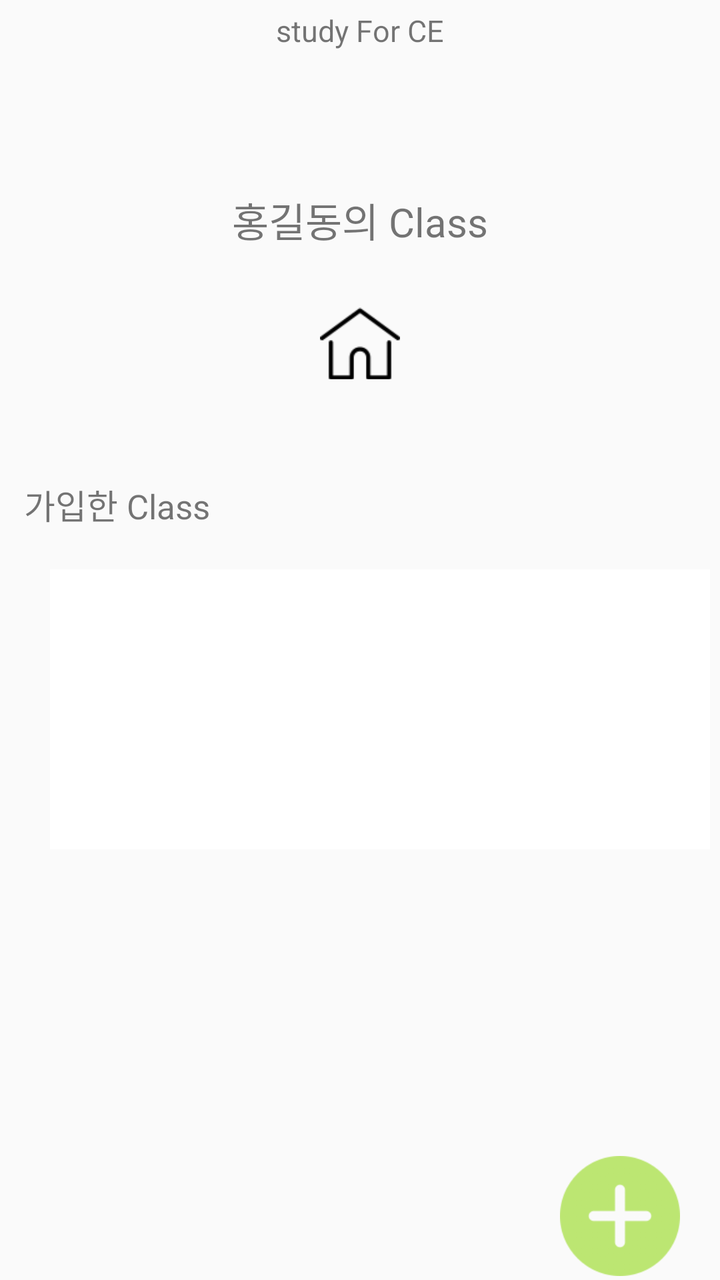
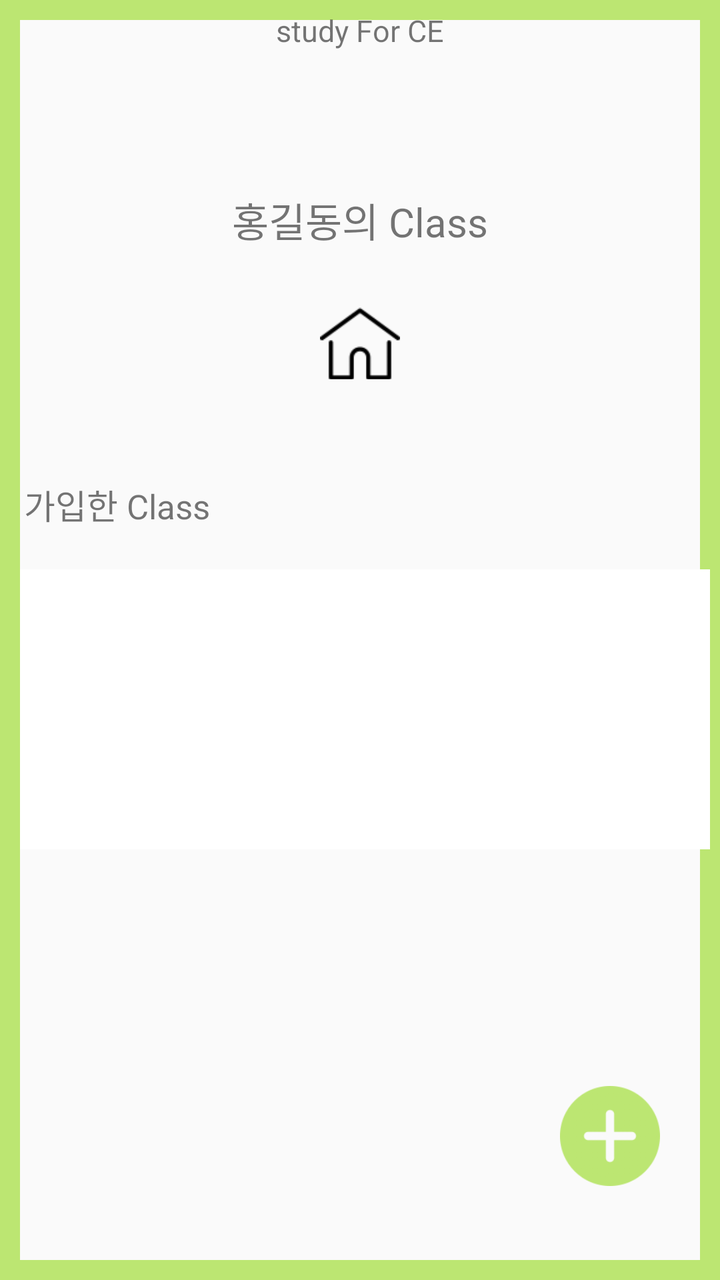

Before-and-after screenshots of an Android layout around one commit, followed by the original layout XML and the change that was made.
<!-- AndroidManifest.xml: application theme Theme.AppCompat.Light.DarkActionBar -->
<!-- res/layout/activity_my_class_list.xml -->
<?xml version="1.0" encoding="utf-8"?>
<LinearLayout xmlns:android="http://schemas.android.com/apk/res/android"
    xmlns:app="http://schemas.android.com/apk/res-auto"
    xmlns:tools="http://schemas.android.com/tools"
    android:layout_width="match_parent"
    android:layout_height="match_parent"
    android:layout_marginRight="5dp"
    android:layout_marginLeft="5dp"

    tools:context=".my_class_list"
    android:orientation="vertical"
    android:background="#00ff0000">

    <TextView
        android:layout_width="wrap_content"
        android:layout_height="wrap_content"
        android:layout_gravity="center"
        android:layout_marginTop="5dp"
        android:text="study For CE"
        android:textSize="15dp"/>

    <LinearLayout
        android:layout_width="wrap_content"
        android:layout_height="wrap_content"
        android:layout_gravity="center_horizontal"
        android:layout_marginTop="70dp">
        <TextView
            android:id="@+id/username2"
            android:layout_width="wrap_content"
            android:layout_height="wrap_content"
            android:text="홍길동"
            android:textSize="20dp"/>
        <TextView
            android:layout_width="wrap_content"
            android:layout_height="wrap_content"
            android:text="의 Class"
            android:textSize="20dp"/>

    </LinearLayout>
    <LinearLayout
        android:layout_width="wrap_content"
        android:layout_height="wrap_content"
        android:layout_gravity="center_horizontal">

        <ImageView
            android:id="@+id/exit1"
            android:layout_width="40dp"
            android:layout_height="50dp"
            android:layout_gravity="center"
            android:layout_marginTop="15dp"
            android:src="@drawable/homes"
            android:text="나가기" />
    </LinearLayout>

    <GridLayout
        android:layout_width="match_parent"
        android:layout_height="wrap_content"
        android:layout_gravity="center"
        android:paddingBottom="5dp"
        android:paddingTop="5dp"
        android:layout_marginLeft="2dp"
        android:layout_marginRight="2dp"
        android:layout_marginTop="45dp"
        android:columnCount="3"
        android:rowCount="1">
        <TextView
            android:layout_width="wrap_content"
            android:layout_height="wrap_content"
            android:text="가입한 Class"
            android:textSize="17dp"
            android:layout_marginLeft="10dp"
            android:layout_column="0"
            android:layout_row="0"/>

    </GridLayout>


        <ListView
            android:background="@drawable/border_layout"
            android:layout_width="wrap_content"
            android:layout_height="150dp"
            android:layout_marginTop="10dp"
            android:layout_marginLeft="20dp"
            android:id="@+id/list_class">
        </ListView>

    <LinearLayout
        android:layout_width="match_parent"
        android:layout_height="0dp"
        android:layout_weight="1"/>
  
    <LinearLayout
        android:layout_width="70dp"
        android:layout_height="wrap_content"
        android:layout_marginRight="10dp"
        android:layout_gravity="right">

        <ImageView
            android:id="@+id/classpl"
            android:layout_width="wrap_content"
            android:layout_height="wrap_content"
            android:layout_marginRight="10dp"
            android:layout_gravity="end"
            android:src="@drawable/plus">

        </ImageView>

    </LinearLayout>

</LinearLayout>
<!-- resources referenced by this layout -->
<resources>
  <!-- drawable border_layout (drawable) -->
  <?xml version="1.0" encoding="utf-8"?>
  <layer-list xmlns:android="http://schemas.android.com/apk/res/android">
  
      <item
          android:start="5dp"
          android:end="5dp"
          android:top="5dp"
          android:bottom="5dp">
          <shape android:shape="rectangle">
              <stroke android:width="2dp"
                  android:color="@color/white"/>
              <solid android:color="@color/white"/>
          </shape>
      </item>
  </layer-list>
  <!-- drawable homes: png bitmap (drawable-xhdpi, 1153 bytes) -->
  <!-- drawable plus: png bitmap (drawable-xhdpi, 6241 bytes) -->
  <color name="white">#FFFFFF</color>
</resources>

<!-- the commit's change to res/layout/activity_my_class_list.xml (unified diff, before → after) -->
@@ -4,12 +4,10 @@
     xmlns:tools="http://schemas.android.com/tools"
     android:layout_width="match_parent"
     android:layout_height="match_parent"
-    android:layout_marginRight="5dp"
-    android:layout_marginLeft="5dp"
 
     tools:context=".my_class_list"
     android:orientation="vertical"
-    android:background="#00ff0000">
+    android:background="@drawable/lay_edge">
 
     <TextView
         android:layout_width="wrap_content"
@@ -80,15 +78,15 @@
             android:layout_width="wrap_content"
             android:layout_height="150dp"
             android:layout_marginTop="10dp"
-            android:layout_marginLeft="20dp"
+            android:layout_marginLeft="5dp"
             android:id="@+id/list_class">
         </ListView>
 
     <LinearLayout
         android:layout_width="match_parent"
         android:layout_height="0dp"
-        android:layout_weight="1"/>
-  
+        android:layout_weight="0.2"/>
+
     <LinearLayout
         android:layout_width="70dp"
         android:layout_height="wrap_content"
@@ -99,7 +97,8 @@
             android:id="@+id/classpl"
             android:layout_width="wrap_content"
             android:layout_height="wrap_content"
-            android:layout_marginRight="10dp"
+            android:layout_marginRight="20dp"
+            android:layout_marginBottom="40dp"
             android:layout_gravity="end"
             android:src="@drawable/plus">
 
<!-- resource entries referenced after the edit -->
@@ -17,6 +17,17 @@
       </item>
   </layer-list>
   <!-- drawable homes: png bitmap (drawable-xhdpi, 1153 bytes) -->
+  <!-- drawable lay_edge (drawable) -->
+  <?xml version="1.0" encoding="utf-8"?>
+  <layer-list xmlns:android="http://schemas.android.com/apk/res/android">
+      <item>
+          <shape android:shape="rectangle">
+              <stroke android:width = "10dp" android:color ="#BCE672"/>
+              <solid android:color="#00ff0000"/>
+          </shape>
+      </item>
+  
+  </layer-list>
   <!-- drawable plus: png bitmap (drawable-xhdpi, 6241 bytes) -->
   <color name="white">#FFFFFF</color>
 </resources>
